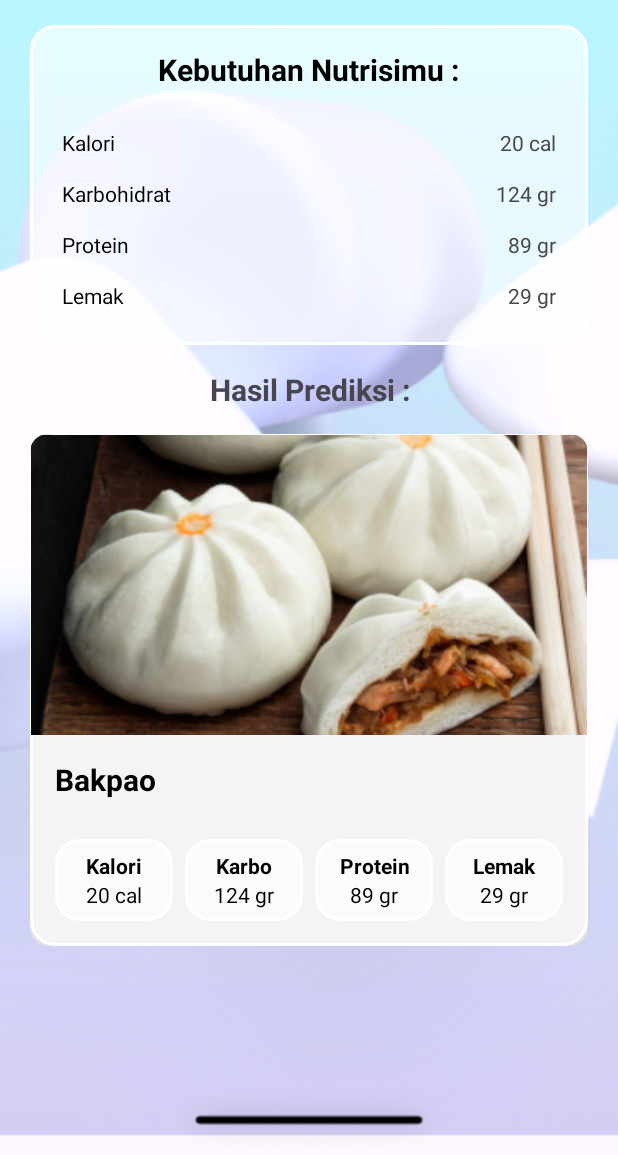
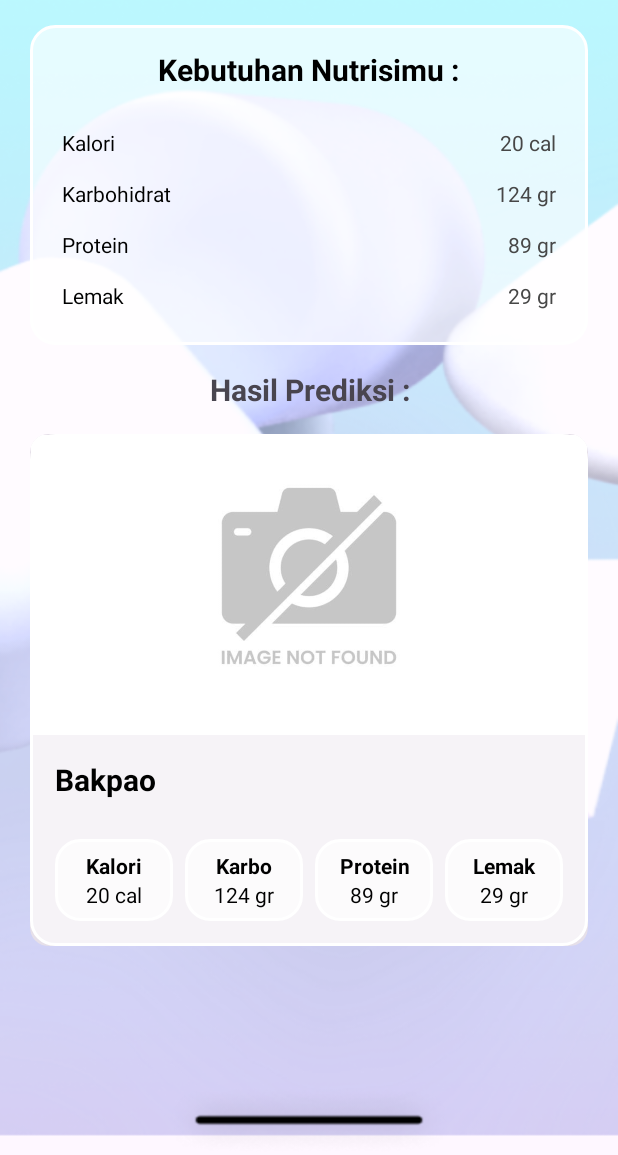
Before and after one commit to AIoTech-TIK-PNJ-2024/FoodFinder, an Android app: the layout activity_recommendation.xml on its own in the app's theme, with its tools: preview values and no code run, on a phone screen of 412 x 824 dp, the part 81-1236 px from its top. Run offline under Robolectric (Android 15) with nearby library versions, the phone set to English and light mode, and no system bars; Roboto replaces fonts that are not available here.

```diff
--- a/app/src/main/java/com/aiotechpnj/foodfinder/recommendation/RecommendationActivity.kt
+++ b/app/src/main/java/com/aiotechpnj/foodfinder/recommendation/RecommendationActivity.kt
@@ -66,6 +66,7 @@ class RecommendationActivity : AppCompatActivity() {
             // Set Data
             Glide.with(this@RecommendationActivity)
                 .load(Uri.parse(predictionData?.image))
+                .error(R.drawable.error_image)
                 .into(ivFoodImage)
 
             tvFoodTitle.text = predictionData?.name
--- a/app/src/main/res/layout/activity_recommendation.xml
+++ b/app/src/main/res/layout/activity_recommendation.xml
@@ -231,7 +231,7 @@
                 android:contentDescription="@string/gambar_makanan_minuman"
                 android:scaleType="centerCrop"
                 android:background="@drawable/corner_item"
-                tools:src="@drawable/bakpao_babi"/>
+                tools:src="@drawable/error_image"/>
 
             <RelativeLayout
                 android:layout_width="match_parent"
```
Also changed, not shown: app/src/main/res/drawable/error_image.jpg (added).
